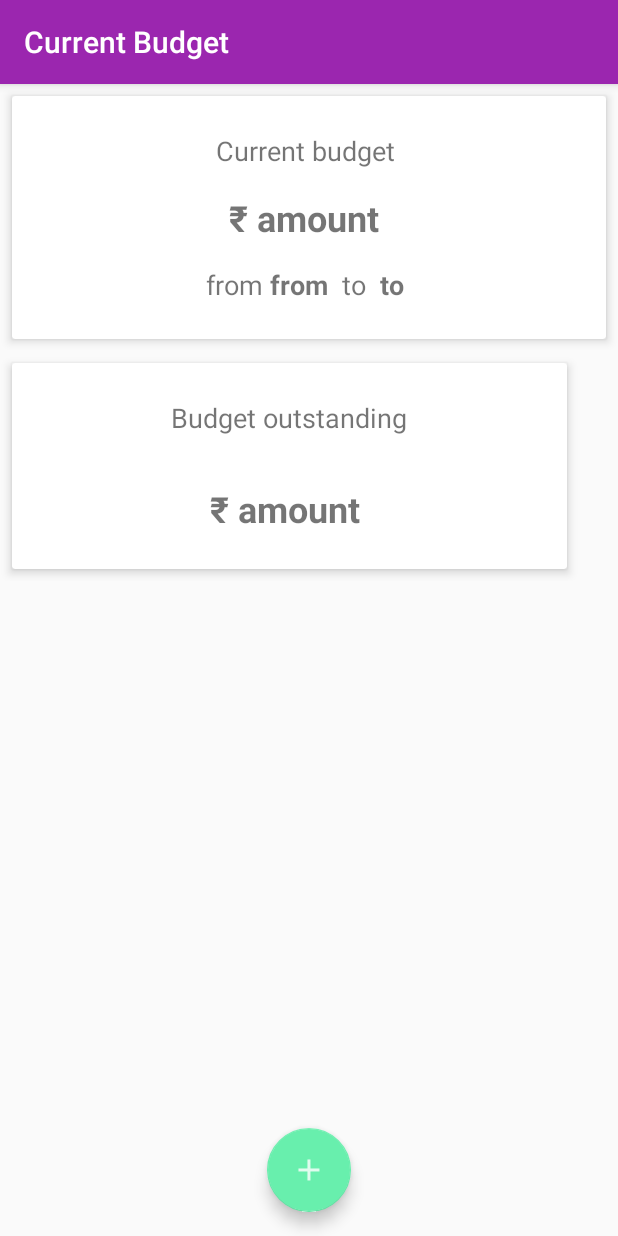
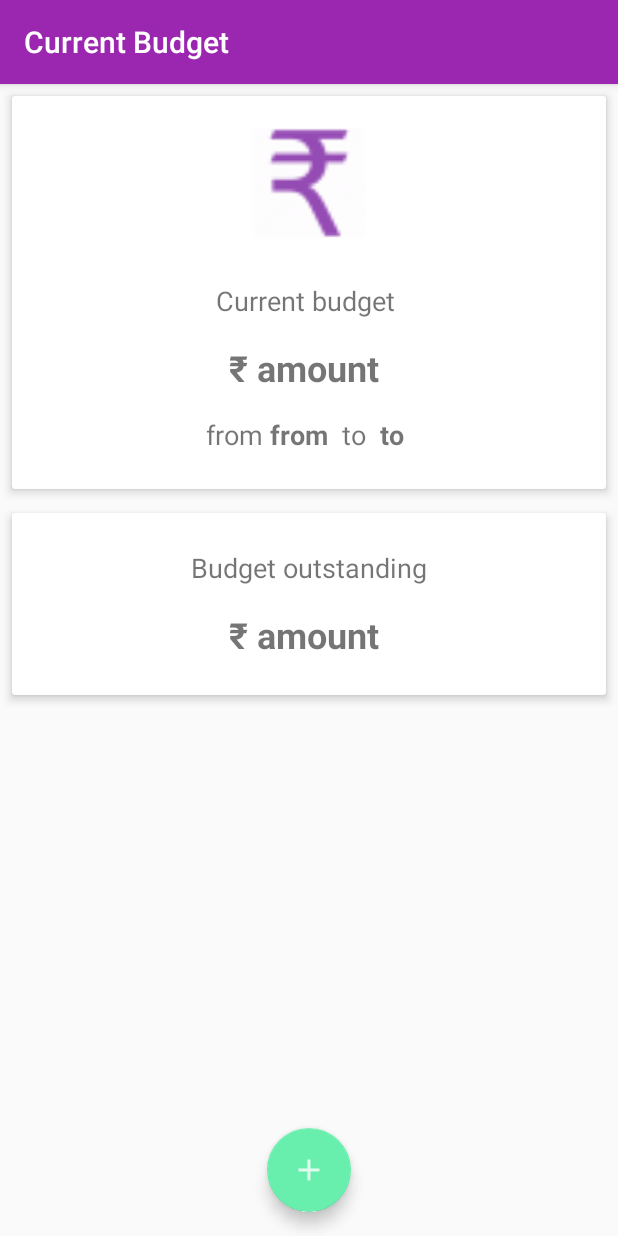
Before and after one commit to SuryaThiru/expensio-WINSEM18, an Android app: the BudgetList screen opened directly, with no data from a screen before it, on a phone screen of 412 x 824 dp. Run offline under Robolectric (Android 15) with nearby library versions, the light colour scheme and no system bars; libraries missing offline, so code that uses them is left out: io.realm; 16 statements that could not run were skipped.

Commit message:
nothing much

```diff
--- a/app/src/main/res/layout/activity_budget_list.xml
+++ b/app/src/main/res/layout/activity_budget_list.xml
@@ -17,11 +17,21 @@
             android:padding="16dp"
             app:cardElevation="4dp">
 
+
+
             <LinearLayout
                 android:layout_width="match_parent"
                 android:layout_height="wrap_content"
                 android:orientation="vertical"
                 android:padding="8dp">
+
+                <ImageView
+                    android:layout_width="100dp"
+                    android:layout_height="100dp"
+                    android:src="@drawable/ic_rupee"
+                    android:layout_gravity="center"
+
+                    />
 
                 <TextView
                     android:layout_width="wrap_content"
@@ -101,7 +111,7 @@
 
 
         <android.support.v7.widget.CardView
-            android:layout_width="370dp"
+            android:layout_width="match_parent"
             android:layout_height="wrap_content"
             android:layout_margin="8dp"
             android:padding="16dp"
@@ -129,8 +139,8 @@
                     android:layout_width="wrap_content"
                     android:layout_height="wrap_content"
                     android:layout_gravity="center"
-                    android:orientation="horizontal"
-                    android:layout_margin="@dimen/activity_vertical_margin">
+                    android:layout_marginBottom="16dp"
+                    android:orientation="horizontal">
 
                     <TextView
                         android:layout_width="wrap_content"
```
Also changed, not shown: app/src/main/res/drawable-hdpi/ic_rupee.png (added), app/src/main/res/drawable-mdpi/ic_rupee.png (added), app/src/main/res/drawable-xhdpi/ic_rupee.png (added), app/src/main/res/drawable-xxhdpi/ic_rupee.png (added).
